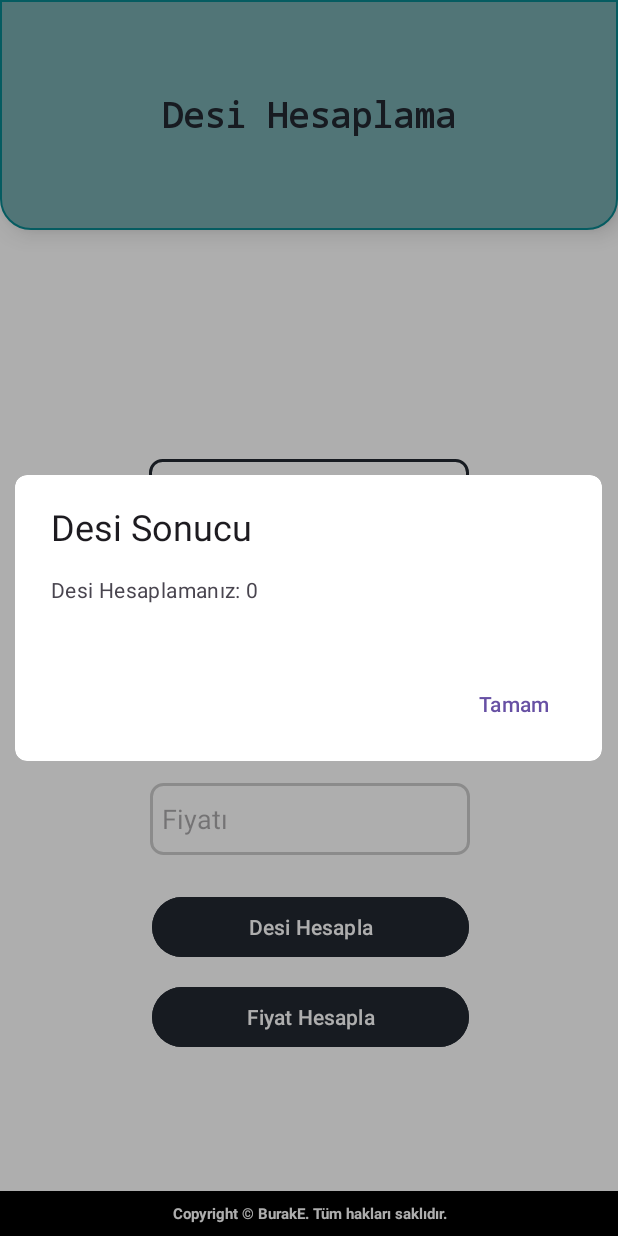
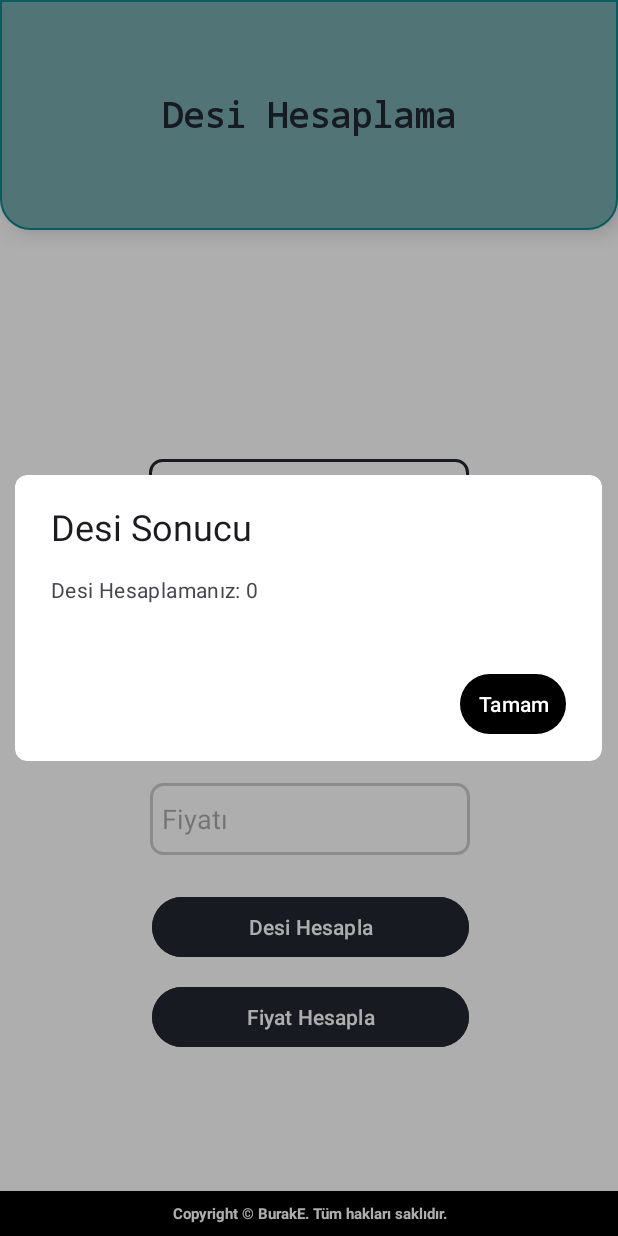
Before and after one commit to burake0/desi_hesaplayici, an Android app: the screen it shows after launch (MainActivity), after a tap on "Desi Hesapla", on a phone screen of 412 x 824 dp. Run offline under Robolectric (Android 15) with nearby library versions, the phone set to English and light mode, and no system bars.

Commit message:
Material Alert Dialog Design Completed

```diff
--- a/app/src/main/java/com/example/desihesaplama/MainActivity.kt
+++ b/app/src/main/java/com/example/desihesaplama/MainActivity.kt
@@ -3,10 +3,13 @@
 package com.example.desihesaplama
 
 import android.annotation.SuppressLint
+import android.content.DialogInterface
 import android.os.Bundle
 import android.widget.Button
 import android.widget.EditText
+import androidx.appcompat.app.AlertDialog
 import androidx.appcompat.app.AppCompatActivity
+import androidx.core.content.ContextCompat
 import com.google.android.material.dialog.MaterialAlertDialogBuilder
 
 class MainActivity : AppCompatActivity() {
@@ -56,6 +59,11 @@ class MainActivity : AppCompatActivity() {
             }
             .setCancelable(false)
         val dialog = dialogBuilder.create()
+        dialog.setOnShowListener {
+            val positiveButton = (dialog as AlertDialog).getButton(DialogInterface.BUTTON_POSITIVE)
+            positiveButton.setTextColor(ContextCompat.getColor(this, R.color.white)) // Beyaz metin rengi
+            positiveButton.setBackgroundColor(ContextCompat.getColor(this, R.color.black)) // Siyah arka plan rengi
+        }
         dialog.show()
 
         val customBackgroundDrawable = resources.getDrawable(R.drawable.custom_dialog_design)
```
Also changed, not shown: app/src/main/res/drawable/positive_button_design.xml (added, +20 -0 lines).
